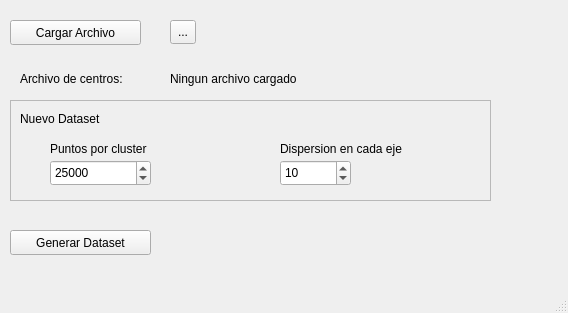
Above: datasetwindow.ui from alfonsoromanz/KMeansTool before the change. Below: the same form after it.
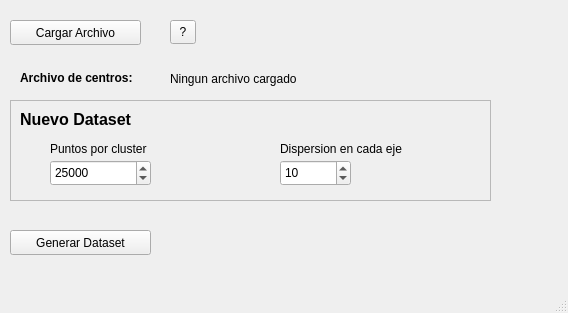
That is the form after the change.

Commit message: Report advances

```diff
--- a/datasetwindow.ui
+++ b/datasetwindow.ui
@@ -37,7 +37,7 @@
      </rect>
     </property>
     <property name="text">
-     <string>...</string>
+     <string>?</string>
     </property>
    </widget>
    <widget class="QLabel" name="label">
@@ -45,12 +45,12 @@
      <rect>
       <x>20</x>
       <y>70</y>
-      <width>131</width>
+      <width>141</width>
       <height>17</height>
      </rect>
     </property>
     <property name="text">
-     <string>Archivo de centros:</string>
+     <string>&lt;html&gt;&lt;head/&gt;&lt;body&gt;&lt;p&gt;&lt;span style=&quot; font-weight:600;&quot;&gt;Archivo de centros:&lt;/span&gt;&lt;/p&gt;&lt;/body&gt;&lt;/html&gt;</string>
     </property>
    </widget>
    <widget class="QLabel" name="centersLabel">
@@ -150,12 +150,12 @@
       <rect>
        <x>10</x>
        <y>10</y>
-       <width>111</width>
+       <width>121</width>
        <height>17</height>
       </rect>
      </property>
      <property name="text">
-      <string>Nuevo Dataset</string>
+      <string>&lt;html&gt;&lt;head/&gt;&lt;body&gt;&lt;p&gt;&lt;span style=&quot; font-size:12pt; font-weight:600;&quot;&gt;Nuevo Dataset&lt;/span&gt;&lt;/p&gt;&lt;/body&gt;&lt;/html&gt;</string>
      </property>
     </widget>
    </widget>
```
The commit also changes 1 other file.
